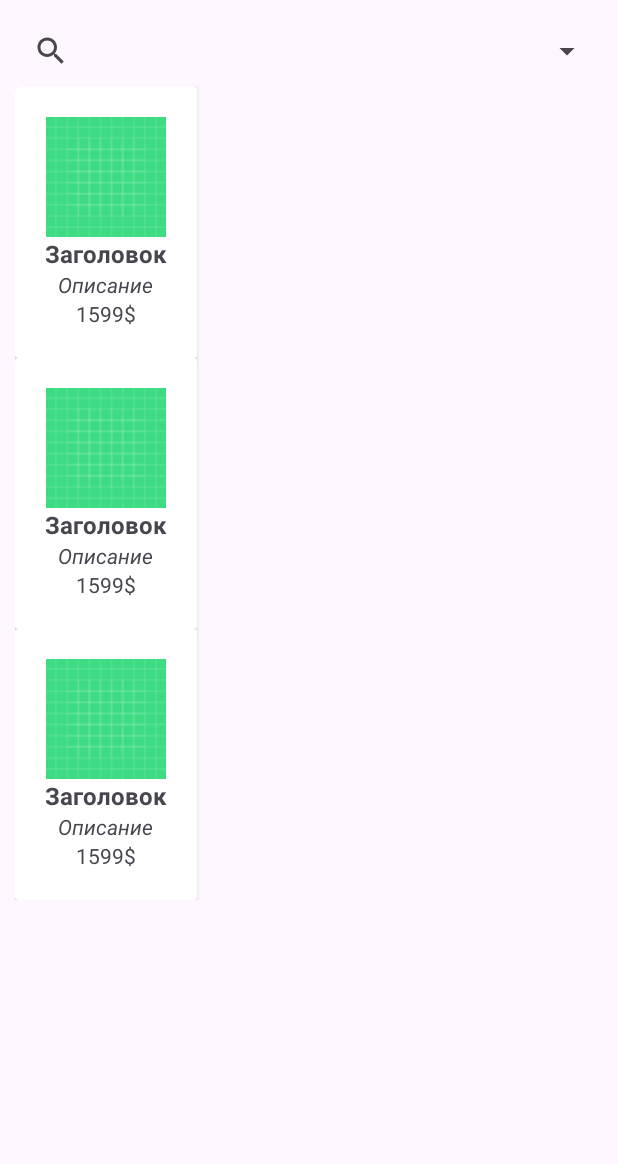
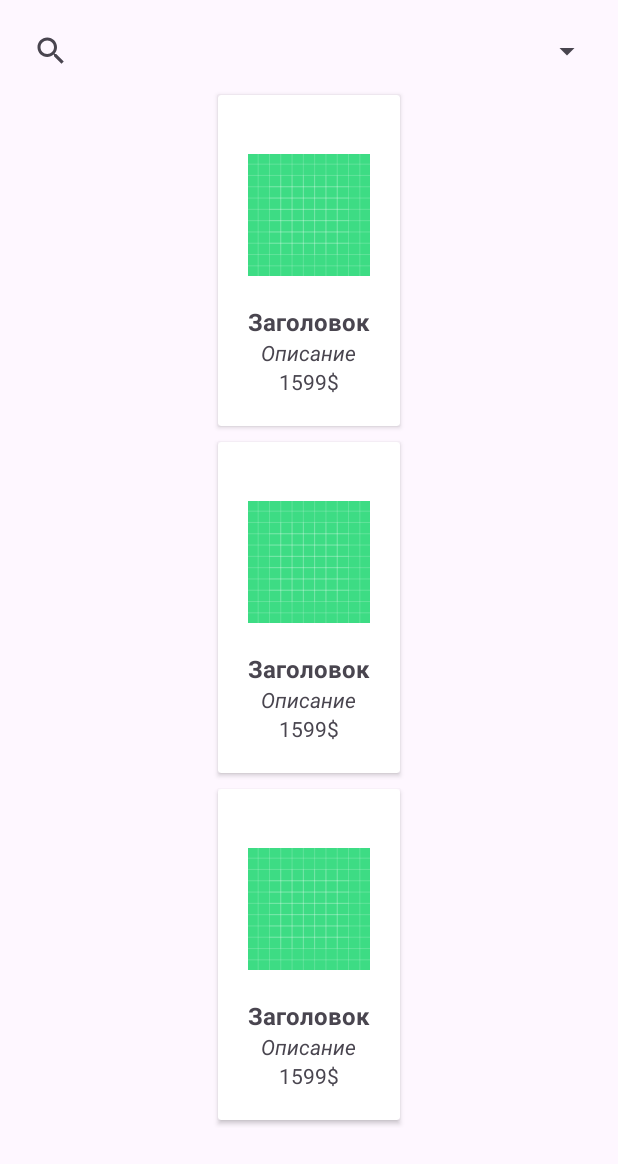
Before and after one commit to K4346/ProductCatalog, an Android app: the layout fragment_products_list.xml on its own in the app's theme, with its tools: preview values and no code run, on a phone screen of 412 x 824 dp. Shown: the top 1164 px of the screen. Run offline under Robolectric (Android 15) with nearby library versions, the phone set to English and light mode, and no system bars; network calls fail.

Commit message:
поправил ресайкл

```diff
--- a/app/src/main/res/layout/fragment_products_list.xml
+++ b/app/src/main/res/layout/fragment_products_list.xml
@@ -22,10 +22,9 @@
         android:id="@+id/progressBar"
         android:layout_width="100dp"
         android:layout_height="100dp"
+        android:layout_gravity="center"
         android:visibility="visible"
-        android:layout_gravity="center"
-        tools:visibility="gone"
-        />
+        tools:visibility="gone" />
 
     <androidx.constraintlayout.widget.ConstraintLayout
         android:id="@+id/contentContainer"
@@ -54,12 +53,12 @@
 
         <androidx.recyclerview.widget.RecyclerView
             android:id="@+id/rvProductsList"
-                android:layout_width="0dp"
+            android:layout_width="wrap_content"
             android:layout_height="wrap_content"
             app:layoutManager="androidx.recyclerview.widget.GridLayoutManager"
+            app:layout_constraintEnd_toEndOf="parent"
+            app:layout_constraintStart_toStartOf="parent"
             app:layout_constraintTop_toBottomOf="@+id/searchView"
-                app:layout_constraintStart_toStartOf="parent"
-                app:layout_constraintEnd_toEndOf="parent"
             tools:listitem="@layout/product_item" />
     </androidx.constraintlayout.widget.ConstraintLayout>
 
--- a/app/src/main/res/layout/product_item.xml
+++ b/app/src/main/res/layout/product_item.xml
@@ -1,8 +1,10 @@
 <?xml version="1.0" encoding="utf-8"?>
 <androidx.cardview.widget.CardView xmlns:android="http://schemas.android.com/apk/res/android"
     xmlns:tools="http://schemas.android.com/tools"
-    android:layout_width="wrap_content"
-    android:layout_height="wrap_content">
+    android:layout_width="match_parent"
+    android:layout_height="wrap_content"
+    android:layout_gravity="center_horizontal"
+    android:layout_margin="5dp">
 
     <androidx.appcompat.widget.LinearLayoutCompat
         android:id="@+id/container"
@@ -14,8 +16,8 @@
 
         <ImageView
             android:id="@+id/ivPhoto"
-            android:layout_width="80dp"
-            android:layout_height="80dp"
+            android:layout_width="match_parent"
+            android:layout_height="120dp"
             android:layout_gravity="center_horizontal"
             tools:src="@drawable/ic_launcher_background" />
 
```
Lines whose indentation alone changed are shown as unchanged.
